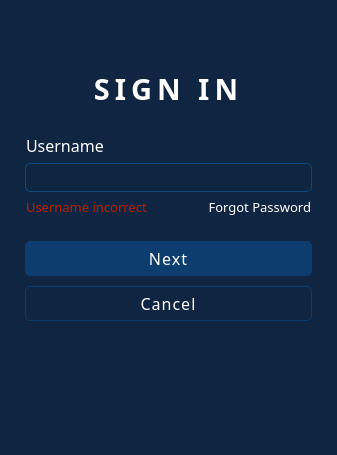
ZVDCM/Horace, file SignIn/Misc/Templates/sign_in.ui: the form before one commit.
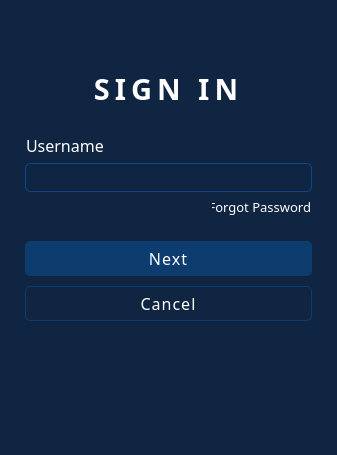
The form after the commit. Icons and pictures are not drawn.

Patch:
```diff
--- a/SignIn/Misc/Templates/sign_in.ui
+++ b/SignIn/Misc/Templates/sign_in.ui
@@ -260,7 +260,7 @@
               <string notr="true">color: #bd2000</string>
              </property>
              <property name="text">
-              <string>Username incorrect</string>
+              <string/>
              </property>
              <property name="indent">
               <number>1</number>
@@ -277,10 +277,16 @@
              </property>
              <property name="minimumSize">
               <size>
-               <width>141</width>
+               <width>100</width>
                <height>17</height>
               </size>
              </property>
+             <property name="maximumSize">
+              <size>
+               <width>100</width>
+               <height>16777215</height>
+              </size>
+             </property>
              <property name="font">
               <font>
                <family>Barlow</family>
```
